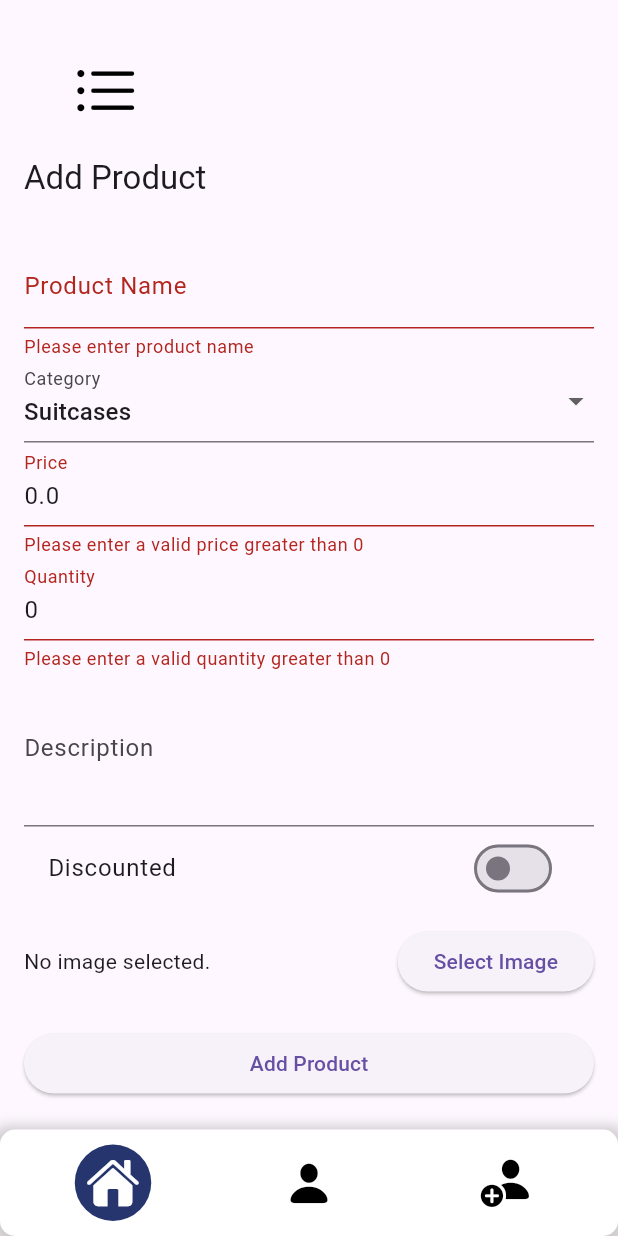
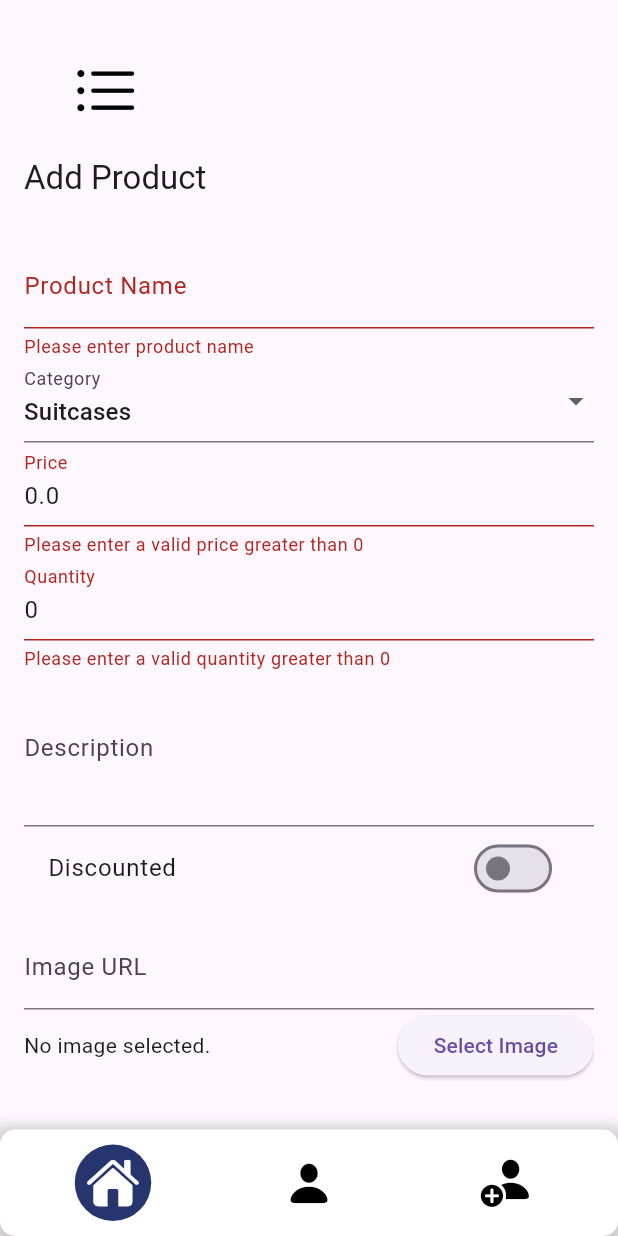
Before and after one commit to mostafaHossamEldin/Flutter-E-Commerce, a Flutter app: the VendorProductDetailPage screen opened by its route, after a tap on "Add Product", on a phone screen of 412 x 824 dp. Run offline on Flutter 3.47's test engine with Material 3 defaults, Android fonts, the phone set to English and light mode, and no system bars; our stand-ins replace cloud_firestore, firebase_auth, firebase_core, firebase_messaging, firebase_storage, flutter_hooks and 4 more; missing offline and left inert: dart:ffi; accounts and stored records are empty.

Commit message:
Added URL to upload images

```diff
--- a/lib/pages/vendor_product_details.dart
+++ b/lib/pages/vendor_product_details.dart
@@ -27,6 +27,7 @@ class _VendorProductDetailPageState extends State<VendorProductDetailPage> {
   bool _isDiscounted = false;
   double _discountPercentage = 0.0;
   bool _isLoading = false;
+  String _imageUrl = '';
 
   @override
   void initState() {
@@ -85,7 +86,7 @@ class _VendorProductDetailPageState extends State<VendorProductDetailPage> {
       });
       _formKey.currentState!.save();
       try {
-        String? imageUrl;
+        String? imageUrl = _imageUrl;
         if (_imageFile != null) {
           imageUrl = await _uploadImage();
         }
@@ -258,8 +259,7 @@ class _VendorProductDetailPageState extends State<VendorProductDetailPage> {
                     if (_isDiscounted)
                       TextFormField(
                         initialValue: _discountPercentage.toString(),
-                        decoration:
-                            const InputDecoration(labelText: 'Discount Percentage'),
+                        decoration: const InputDecoration(labelText: 'Discount Percentage'),
                         keyboardType: TextInputType.number,
                         validator: (value) {
                           if (value == null || value.isEmpty) {
@@ -277,10 +277,18 @@ class _VendorProductDetailPageState extends State<VendorProductDetailPage> {
                         },
                       ),
                     const SizedBox(height: 10),
+                    TextFormField(
+                      decoration: const InputDecoration(labelText: 'Image URL'),
+                      onSaved: (value) {
+                        _imageUrl = value!;
+                      },
+                    ),
                     Row(
                       children: [
                         _imageFile == null
-                            ? const Text('No image selected.')
+                            ? _imageUrl.isEmpty
+                                ? const Text('No image selected.')
+                                : Image.network(_imageUrl, height: 100, width: 100)
                             : Image.file(_imageFile!, height: 100, width: 100),
                         const Spacer(),
                         ElevatedButton(
```
